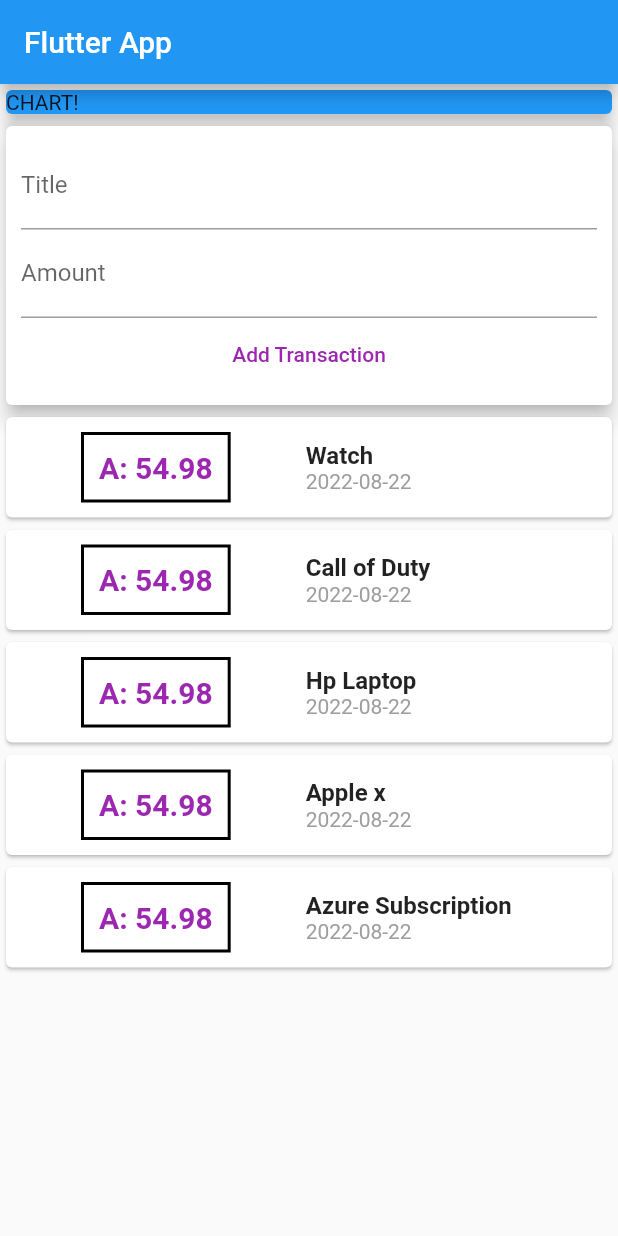
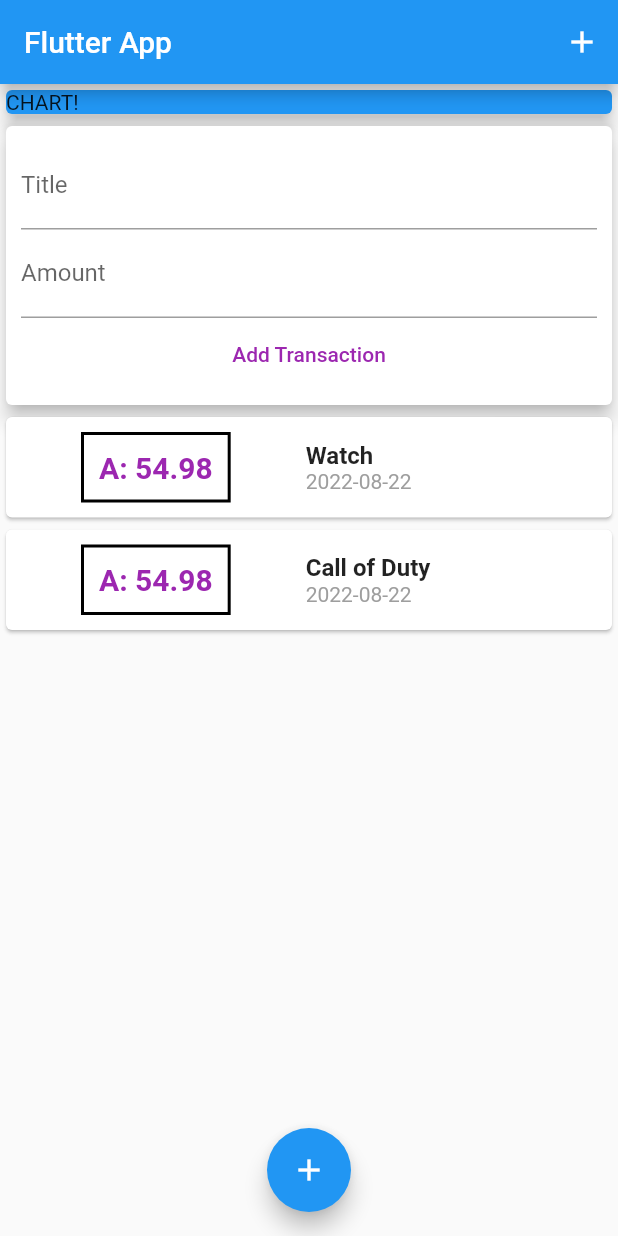
Before and after one commit to Avdunusinghe/Mobile-App-Development-Flutter, a Flutter app: the screen it shows after launch, after a tap on "Add Transaction", on a phone screen of 412 x 824 dp. Run offline on Flutter 3.47's test engine with Material 2 defaults, Android fonts, the light colour scheme and no system bars.

Commit message:
application implemented

```diff
--- a/expenses_mamanagement/lib/main.dart
+++ b/expenses_mamanagement/lib/main.dart
@@ -1,6 +1,7 @@
 import 'package:flutter/material.dart';
 import 'package:flutter_complete_guide/widgets/new_transaction.dart';
 import 'package:flutter_complete_guide/widgets/transaction_list.dart';
+import 'package:flutter_complete_guide/widgets/user_transaction.dart';
 
 void main() => runApp(MyApp());
 
@@ -26,8 +27,16 @@ class MyHomePage extends StatelessWidget {
     return Scaffold(
       appBar: AppBar(
         title: Text('Flutter App'),
+        actions: <Widget>[
+          IconButton(
+              onPressed: () {},
+              icon: Icon(
+                Icons.add,
+              ))
+        ],
       ),
-        body: Column(
+      body: SingleChildScrollView(
+          child: Column(
         //mainAxisAlignment: MainAxisAlignment.spaceAround,
         crossAxisAlignment: CrossAxisAlignment.stretch,
         children: <Widget>[
@@ -39,9 +48,14 @@ class MyHomePage extends StatelessWidget {
               elevation: 5,
             ),
           ),
-            NewTransaction(),
-            TransactionList()
+          UserTransaction()
         ],
-        ));
+      )),
+      floatingActionButtonLocation: FloatingActionButtonLocation.centerFloat,
+      floatingActionButton: FloatingActionButton(
+        child: Icon(Icons.add),
+        onPressed: () {},
+      ),
+    );
   }
 }
--- a/expenses_mamanagement/lib/widgets/new_transaction.dart
+++ b/expenses_mamanagement/lib/widgets/new_transaction.dart
@@ -5,9 +5,11 @@ import 'package:flutter/material.dart';
 
 class NewTransaction extends StatelessWidget {
   //const NewTransaction({Key key}) : super(key: key);
-
+  final Function addTransaction;
   final titleController = TextEditingController();
   final amountController = TextEditingController();
+
+  NewTransaction(this.addTransaction);
 
   @override
   Widget build(BuildContext context) {
@@ -26,12 +28,15 @@ class NewTransaction extends StatelessWidget {
           TextField(
             decoration: InputDecoration(labelText: 'Amount'),
             controller: amountController,
+            keyboardType: TextInputType.number,
             /*  onChanged: (value) => amountInput = value, */
           ),
           FlatButton(
             onPressed: () {
-              print(titleController.text);
-              print(amountController.text);
+              addTransaction(
+                titleController.text,
+                double.parse(amountController.text),
+              );
             },
             child: Text('Add Transaction'),
             textColor: Colors.purple,
--- a/expenses_mamanagement/lib/widgets/transaction_list.dart
+++ b/expenses_mamanagement/lib/widgets/transaction_list.dart
@@ -3,20 +3,9 @@ import '../models/transaction.dart';
 import 'package:intl/intl.dart';
 
 class TransactionList extends StatelessWidget {
-  final List<Transaction> transactions = [
-    Transaction(id: 't1', title: "Watch", amount: 54.98, date: DateTime.now()),
-    Transaction(
-        id: 't2', title: "Call of Duty", amount: 54.98, date: DateTime.now()),
-    Transaction(
-        id: 't3', title: "Hp Laptop", amount: 54.98, date: DateTime.now()),
-    Transaction(
-        id: 't4', title: "Apple x", amount: 54.98, date: DateTime.now()),
-    Transaction(
-        id: 't5',
-        title: "Azure Subscription",
-        amount: 54.98,
-        date: DateTime.now())
-  ];
+  final List<Transaction> transactions;
+
+  TransactionList(this.transactions);
   @override
   Widget build(BuildContext context) {
     return Column(
--- a/expenses_mamanagement/lib/widgets/user_transaction.dart
+++ b/expenses_mamanagement/lib/widgets/user_transaction.dart
@@ -2,6 +2,7 @@ import 'package:flutter/src/foundation/key.dart';
 import 'package:flutter/src/widgets/framework.dart';
 
 import 'package:flutter/material.dart';
+import 'package:flutter_complete_guide/models/transaction.dart';
 import 'package:flutter_complete_guide/widgets/new_transaction.dart';
 import 'package:flutter_complete_guide/widgets/transaction_list.dart';
 
@@ -13,10 +14,31 @@ class UserTransaction extends StatefulWidget {
 }
 
 class _UserTransactionState extends State<UserTransaction> {
+  final List<Transaction> transactions = [
+    Transaction(id: 't1', title: "Watch", amount: 54.98, date: DateTime.now()),
+    Transaction(
+        id: 't2', title: "Call of Duty", amount: 54.98, date: DateTime.now()),
+  ];
+
+  void _addNewTransaction(String title, double amount) {
+    final newTransacrion = Transaction(
+        id: DateTime.now().toString(),
+        title: title,
+        amount: amount,
+        date: DateTime.now());
+
+    setState(() {
+      transactions.add(newTransacrion);
+    });
+  }
+
   @override
   Widget build(BuildContext context) {
     return Column(
-      children: <Widget>[NewTransaction(), TransactionList()],
+      children: <Widget>[
+        NewTransaction(_addNewTransaction),
+        TransactionList(transactions)
+      ],
     );
   }
 }
```
Lines whose indentation alone changed are shown as unchanged.
